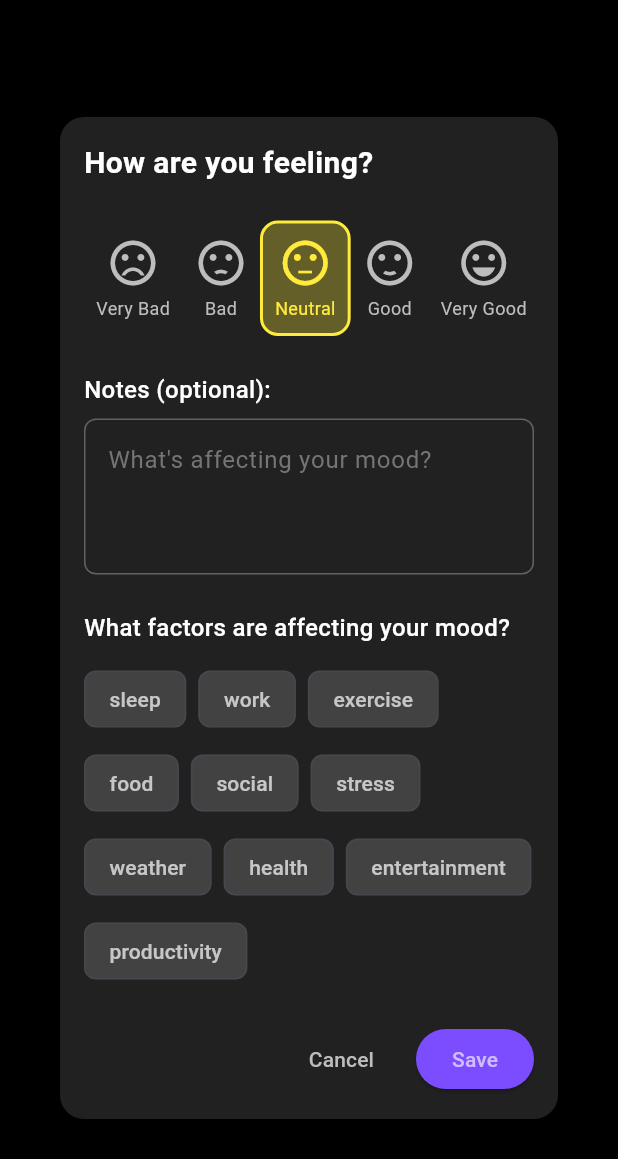
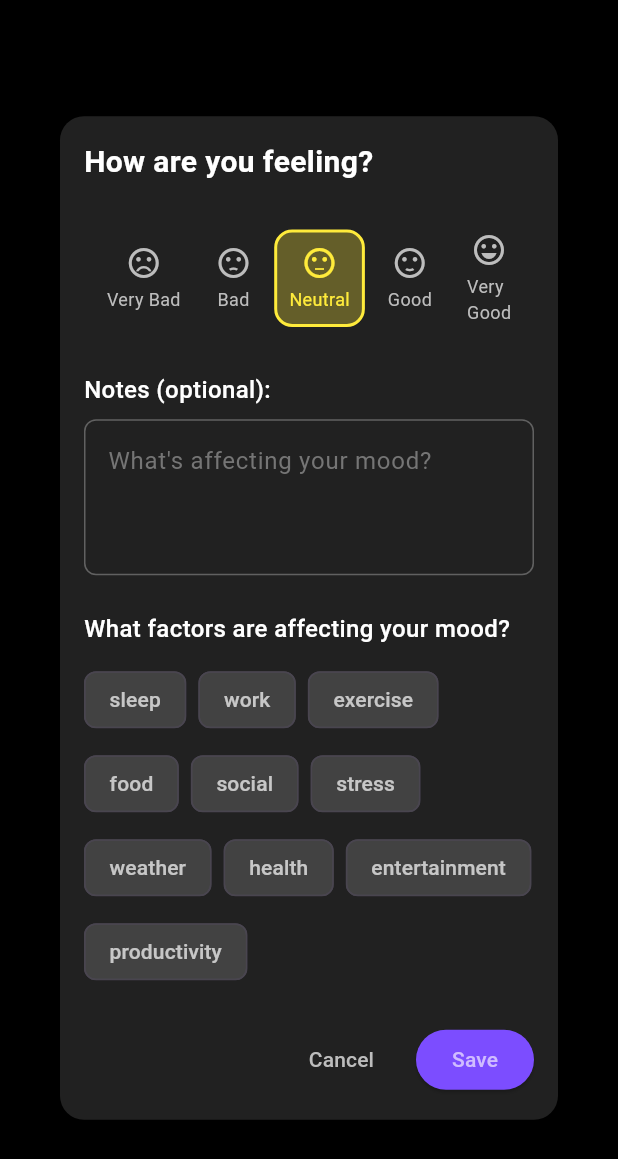
Before and after one commit to DigitalDemi/Project-X, a Flutter app: the AddMoodEntryDialog widget shown alone on an empty page, opened directly, on a phone screen of 412 x 824 dp. Shown: the top 1159 px of the screen. Run offline on Flutter 3.47's test engine with Material 3 defaults, Android fonts, the phone set to English and light mode, and no system bars; our stand-ins replace fl_chart, flutter_markdown, flutter_rating_bar, googleapis_auth, image_picker, shared_preferences and 1 more; missing offline and left inert: googleapis, icalendar_parser; accounts and stored records are empty; network calls fail.

Commit message:
Fixes(Ui): font sizes

```diff
--- a/frontend/lib/models/energy_level.dart
+++ b/frontend/lib/models/energy_level.dart
@@ -1,4 +1,7 @@
 // lib/models/energy_level.dart
+// overview of pages, explain, introduction, and talk about hardware
+// 1998
+
 class EnergyLevel {
   final String id;
   final DateTime timestamp;
--- a/frontend/lib/ui/self_regulation/add_mood_entry_dialog.dart
+++ b/frontend/lib/ui/self_regulation/add_mood_entry_dialog.dart
@@ -85,7 +85,7 @@ class _AddMoodEntryDialogState extends State<AddMoodEntryDialog> {
                 _buildMoodOption(2, Icons.sentiment_dissatisfied, Colors.orange, 'Bad'),
                 _buildMoodOption(3, Icons.sentiment_neutral, Colors.yellow, 'Neutral'),
                 _buildMoodOption(4, Icons.sentiment_satisfied, Colors.lightGreen, 'Good'),
-                _buildMoodOption(5, Icons.sentiment_very_satisfied, Colors.green, 'Very Good'),
+                _buildMoodOption(5, Icons.sentiment_very_satisfied, Colors.green, 'Very\nGood'),
               ],
             ),
             const SizedBox(height: 24),
@@ -202,7 +202,7 @@ class _AddMoodEntryDialogState extends State<AddMoodEntryDialog> {
             Icon(
               icon,
               color: isSelected ? color : Colors.grey[400],
-              size: 36,
+              size: 24,
             ),
             const SizedBox(height: 4),
             Text(
```
Also changed, not shown: frontend/lib/ui/learning/session_planner_page.dart (+4 -4 lines).
